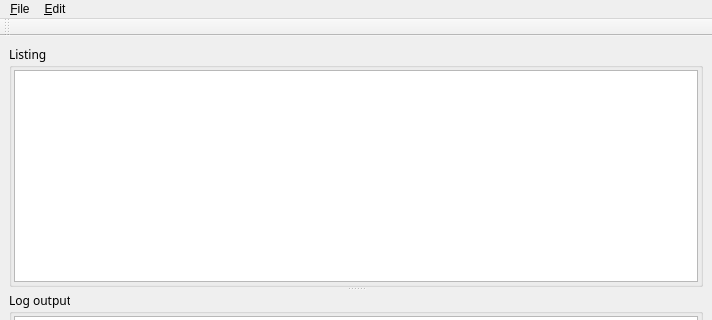
This is cass80main.ui in pullmoll/cass80 as Qt 5 draws it before an edit; both pictures show x 0 to 712 and y 0 to 320 of the 712 by 541 pixel window. The edited form follows.
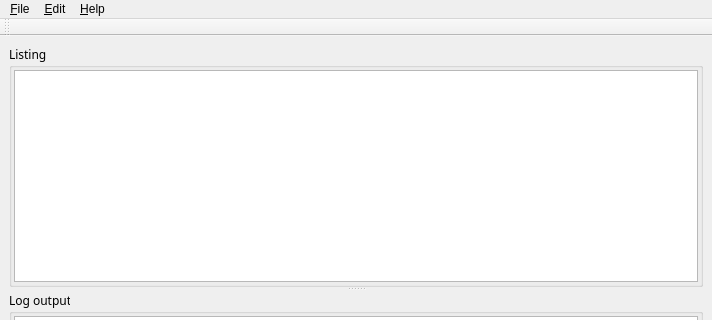
This is the edited form. Icons and pictures are not drawn.

The edit to the form file:
```diff
--- a/cass80main.ui
+++ b/cass80main.ui
@@ -108,10 +108,16 @@
      <x>0</x>
      <y>0</y>
      <width>712</width>
-     <height>22</height>
+     <height>28</height>
     </rect>
    </property>
    <widget class="QMenu" name="menu_File">
+    <property name="font">
+     <font>
+      <family>FreeSans</family>
+      <pointsize>10</pointsize>
+     </font>
+    </property>
     <property name="title">
      <string>&amp;File</string>
     </property>
@@ -126,9 +132,22 @@
      <string>&amp;Edit</string>
     </property>
     <addaction name="action_Undo_lmoffset"/>
+    <addaction name="separator"/>
+    <addaction name="action_Preferences"/>
+   </widget>
+   <widget class="QMenu" name="menu_Help">
+    <property name="layoutDirection">
+     <enum>Qt::LeftToRight</enum>
+    </property>
+    <property name="title">
+     <string>&amp;Help</string>
+    </property>
+    <addaction name="action_About"/>
+    <addaction name="action_AboutQt"/>
    </widget>
    <addaction name="menu_File"/>
    <addaction name="menu_Edit"/>
+   <addaction name="menu_Help"/>
   </widget>
   <widget class="QToolBar" name="toolBar">
    <property name="windowTitle">
```
Left out of the diff: 19 changed lines with no effect on the pictures.
